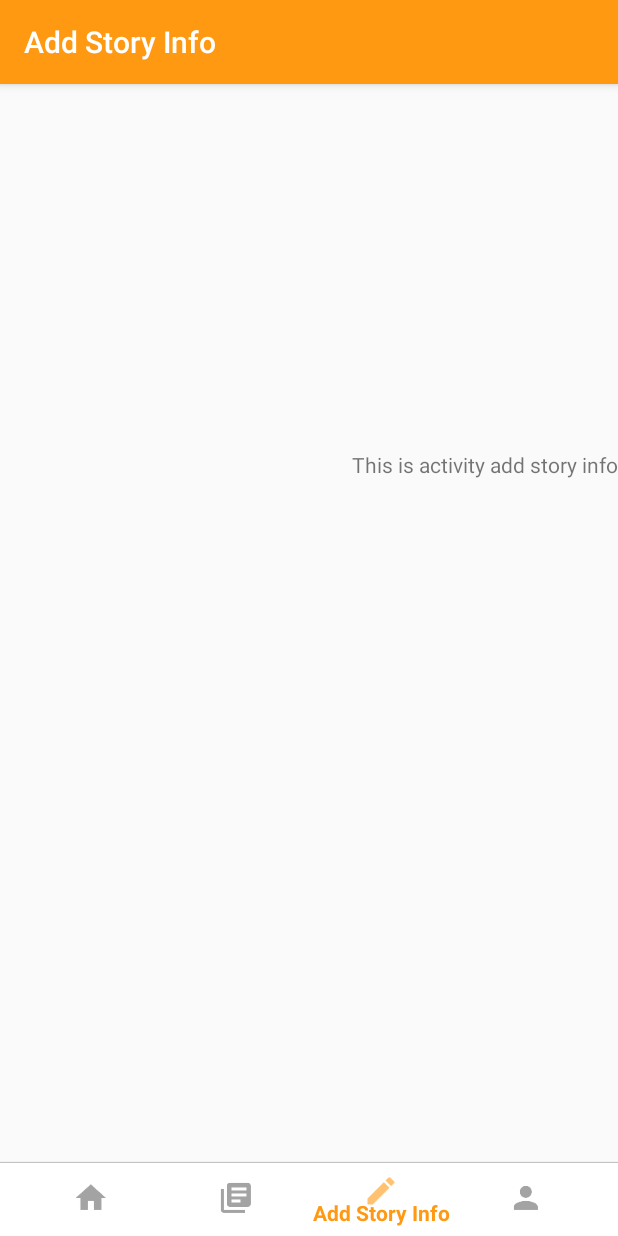
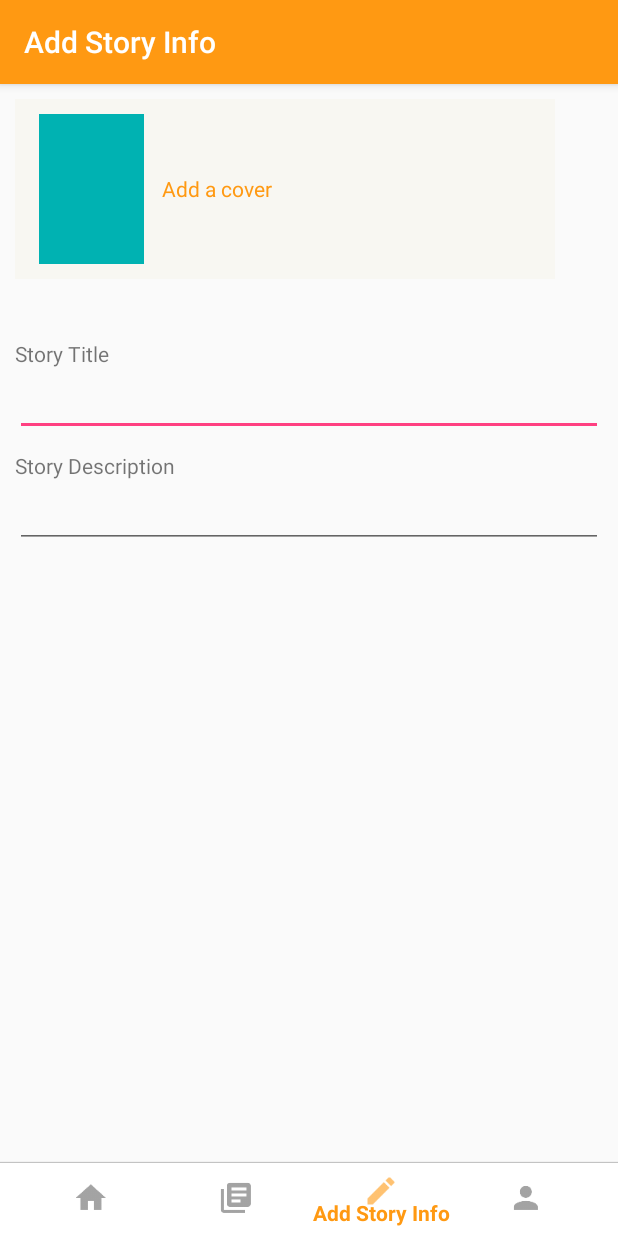
Before and after one commit to omer2500/wattpad59, an Android app: the AddStoryInfoActivity screen opened directly, with no data from a screen before it, on a phone screen of 412 x 824 dp. Run offline under Robolectric (Android 15) with nearby library versions, the phone set to English and light mode, and no system bars.

Commit message:
Added text fields to 'add story info' layout

```diff
--- a/app/src/main/java/com/example/omer/wattpad59/AddStoryInfoActivity.java
+++ b/app/src/main/java/com/example/omer/wattpad59/AddStoryInfoActivity.java
@@ -22,8 +22,8 @@ public class AddStoryInfoActivity extends AppCompatActivity {
 
         setTitle(R.string.add_story_info); //set toolbar title
 
-        TextView title = (TextView) findViewById(R.id.activityTitleAddStoryInfo);
-        title.setText("This is activity add story info");
+        //TextView title = (TextView) findViewById(R.id.activityTitleAddStoryInfo);
+        //title.setText("This is activity add story info");
 
         //***************************BOTTOM NAVIGATION BAR*****************************************************
         BottomNavigationView bottomNavigationView = (BottomNavigationView)findViewById(R.id.bottomNavView_Bar);
--- /dev/null
+++ b/app/src/main/res/color/selector_txt.xml
@@ -0,0 +1,4 @@
+<?xml version="1.0" encoding="utf-8"?>
+<selector xmlns:android="http://schemas.android.com/apk/res/android">
+    <item android:state_pressed="true" android:color="@color/tabIndicator" />
+</selector>
--- a/app/src/main/res/layout/activity_add_story_info.xml
+++ b/app/src/main/res/layout/activity_add_story_info.xml
@@ -13,15 +13,61 @@
         app:layout_behavior="@string/appbar_scrolling_view_behavior"
         tools:layout_editor_absoluteY="4dp" />
 
-    <TextView
-        android:id="@+id/activityTitleAddStoryInfo"
-        android:layout_width="wrap_content"
-        android:layout_height="wrap_content"
-        android:text="Add story info"
-        app:layout_anchor="@+id/container"
-        app:layout_anchorGravity="right|center"
-        tools:layout_editor_absoluteX="154dp"
-        tools:layout_editor_absoluteY="195dp" />
+    <LinearLayout
+        android:layout_width="match_parent"
+        android:layout_height="461dp"
+        android:orientation="vertical"
+        android:padding="10dp">
+
+        <RelativeLayout
+            android:layout_width="360dp"
+            android:layout_height="120dp"
+            android:background="@color/lightGrey">
+
+            <ImageView
+                android:id="@+id/imageView4"
+                android:layout_width="70dp"
+                android:layout_height="100dp"
+                android:layout_alignParentStart="true"
+                android:layout_centerVertical="true"
+                android:layout_marginStart="16dp"
+                android:background="@color/tabIndicator" />
+
+            <TextView
+                android:layout_width="wrap_content"
+                android:layout_height="wrap_content"
+                android:layout_centerVertical="true"
+                android:layout_marginStart="12dp"
+                android:layout_toEndOf="@+id/imageView4"
+                android:text="Add a cover"
+                android:textColor="@color/colorPrimary" />
+
+        </RelativeLayout>
+
+        <TextView
+            android:layout_width="wrap_content"
+            android:layout_height="wrap_content"
+            android:text="Story Title"
+            android:paddingTop="40dp" />
+
+        <EditText
+            android:id="@+id/storyTitle"
+            android:layout_width="match_parent"
+            android:layout_height="wrap_content"
+            android:layout_marginBottom="10dp"/>
+
+        <TextView
+            android:layout_width="wrap_content"
+            android:layout_height="wrap_content"
+            android:text="Story Description" />
+
+        <EditText
+            android:id="@+id/storyDescription"
+            android:layout_width="match_parent"
+            android:layout_height="wrap_content"
+            android:layout_marginBottom="10dp" />
+
+    </LinearLayout>
 
 
     <RelativeLayout
--- a/app/src/main/res/layout/activity_main.xml
+++ b/app/src/main/res/layout/activity_main.xml
@@ -23,7 +23,8 @@
             android:background="?attr/colorPrimary"
             app:layout_scrollFlags="scroll|enterAlways"
             app:popupTheme="@style/AppTheme.PopupOverlay"
-            app:title="@string/title_home">
+            app:title="@string/title_home"
+            app:navigationIcon="@mipmap/ic_launcher">
 
         </android.support.v7.widget.Toolbar>
 
--- a/app/src/main/res/values/colors.xml
+++ b/app/src/main/res/values/colors.xml
@@ -7,4 +7,5 @@
     <color name="colorGrey">#c3c3c3 </color>
     <color name="tabText">#333333</color>
     <color name="tabIndicator">#00B2B2</color>
+    <color name="lightGrey">#F8F7F2</color>
 </resources>
```
Also changed, not shown: app/src/main/res/drawable-hdpi/ic_add_image.png (added), app/src/main/res/drawable-mdpi/ic_add_image.png (added), app/src/main/res/drawable-xhdpi/ic_add_image.png (added), app/src/main/res/drawable-xxhdpi/ic_add_image.png (added).
